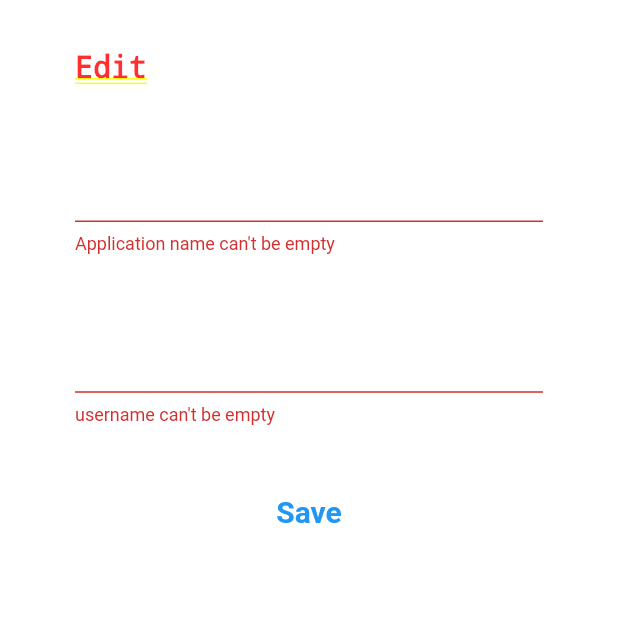
After one commit to makeopensource/Authenticator, a Flutter app: the AppCardForm screen opened by its route, after a tap on "Save", on a phone screen of 412 x 824 dp, the top half of it. The commit adds this screen. Run offline on Flutter 3.47's test engine with Material 2 defaults, Android fonts, the phone set to English and light mode, and no system bars; our stand-ins replace faker.

Commit message:
Add AppCard & AppCardForm Widgets (Incomplete)

```diff
--- a/lib/main.dart
+++ b/lib/main.dart
@@ -1,7 +1,9 @@
+import 'package:authenticator/reusable_widgets/AppCardForm.dart';
 import 'package:flutter/material.dart';
 import 'pages/home_page.dart';
 import 'pages/test_page.dart';
 import 'pages/user_guide.dart';
+import 'reusable_widgets/AppCardForm.dart';
 
 void main() {
   runApp(const MyApp());
@@ -16,7 +18,8 @@ class MyApp extends StatelessWidget {
       routes: {
         '/': (context) => const HomePage(),
         '/testpage': (context) => const TestPage(),
-        'userguide': (context) => const UserGuide(),
+        '/userguide': (context) => const UserGuide(),
+        '/appcardform': (context) => const AppCardForm()
       },
       debugShowCheckedModeBanner: false,
       theme: ThemeData.dark(),
--- a/lib/pages/home_page.dart
+++ b/lib/pages/home_page.dart
@@ -15,6 +15,7 @@ class HomePage extends StatelessWidget {
             style: TextStyle(fontWeight: FontWeight.bold, fontSize: 25),
           ),
         ),
+        centerTitle: true,
       ),
       body: Center(
         child: Align(
--- /dev/null
+++ b/lib/reusable_widgets/AppCardForm.dart
@@ -0,0 +1,102 @@
+import 'package:flutter/material.dart';
+
+class AppCardForm extends StatefulWidget {
+  const AppCardForm({super.key});
+
+  @override
+  State<AppCardForm> createState() => _AppCardFormState();
+}
+
+class _AppCardFormState extends State<AppCardForm> {
+  final formKey = GlobalKey<FormState>();
+  final GlobalKey<ScaffoldState> _scaffoldKey = GlobalKey<ScaffoldState>();
+  @override
+  Widget build(BuildContext context) {
+    final double height = MediaQuery.of(context).size.height;
+    return Container(
+      padding: const EdgeInsets.only(left: 50, right: 50),
+      child: Form(
+        key: formKey,
+        child: Column(
+          crossAxisAlignment: CrossAxisAlignment.start,
+          children: [
+            SizedBox(
+              height: height * 0.04,
+            ),
+            const Text(
+              "Edit",
+              style: TextStyle(
+                fontWeight: FontWeight.bold,
+                fontSize: 20,
+              ),
+            ),
+            SizedBox(
+              height: height * 0.04,
+            ),
+            TextFormField(
+              decoration: const InputDecoration(
+                labelText: 'Enter application name',
+              ),
+              validator: (value) {
+                if (value!.isEmpty) {
+                  return "Application name can't be empty";
+                } else {
+                  return null;
+                }
+              },
+            ),
+            SizedBox(
+              height: height * 0.04,
+            ),
+            TextFormField(
+              initialValue: '',
+              decoration: const InputDecoration(
+                labelText: 'Enter username',
+              ),
+              validator: (value) {
+                if (value!.isEmpty) {
+                  return "username can't be empty";
+                } else {
+                  return null;
+                }
+              },
+            ),
+            SizedBox(
+              height: height * 0.04,
+            ),
+            Row(
+              mainAxisAlignment: MainAxisAlignment.center,
+              children: [
+                TextButton(
+                  onPressed: () {
+                    if (formKey.currentState!.validate()) {
+                      const snackBar = SnackBar(
+                        content: Text(
+                          'Saved',
+                          textAlign: TextAlign.center,
+                          style: TextStyle(
+                              fontWeight: FontWeight.bold, fontSize: 20),
+                        ),
+                      );
+                      ScaffoldMessenger.of(context).showSnackBar(snackBar);
+                    }
+                  },
+                  child: const Text(
+                    'Save',
+                    style: TextStyle(
+                      fontWeight: FontWeight.bold,
+                      fontSize: 20,
+                    ),
+                  ),
+                ),
+              ],
+            ),
+            SizedBox(
+              height: height * 0.04,
+            ),
+          ],
+        ),
+      ),
+    );
+  }
+}
```
Also changed, not shown: lib/pages/test_page.dart (+32 -10 lines), lib/pages/user_guide.dart (+6 -2 lines), lib/reusable_widgets/AppCard.dart (added, +64 -0 lines).
